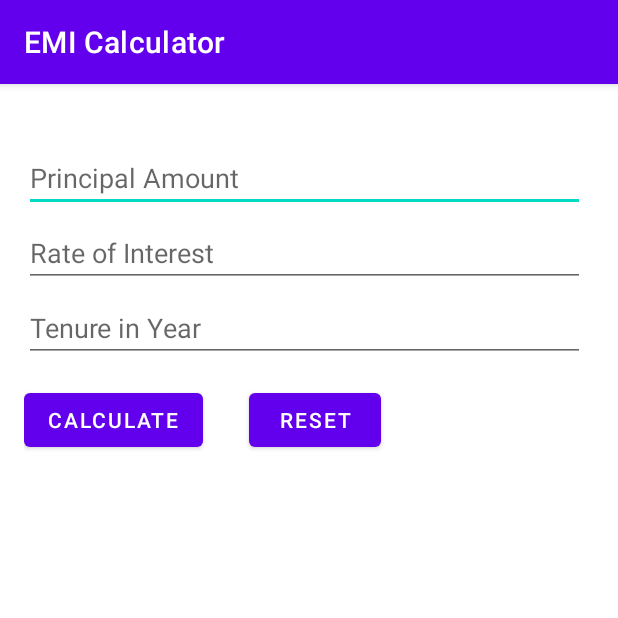
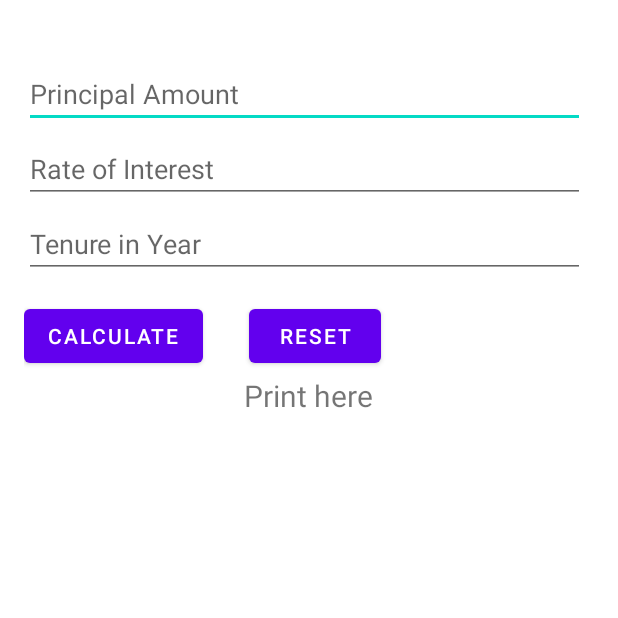
Before and after one commit to prabirbiswas/EMI-Calculator, an Android app: the screen it shows after launch (MainActivity), on a phone screen of 412 x 824 dp, the top half of it. Run offline under Robolectric (Android 15) with nearby library versions, the phone set to English and light mode, and no system bars.

Commit message:
Initial Code ready

```diff
--- a/app/src/main/java/com/example/emicalculator/MainActivity.java
+++ b/app/src/main/java/com/example/emicalculator/MainActivity.java
@@ -3,12 +3,55 @@ package com.example.emicalculator;
 import androidx.appcompat.app.AppCompatActivity;
 
 import android.os.Bundle;
+import android.view.View;
+import android.widget.Button;
+import android.widget.EditText;
+import android.widget.TextView;
 
 public class MainActivity extends AppCompatActivity {
+
+    EditText principal;
+    EditText interest;
+    EditText tenure;
+    Button cal;
+    Button reset;
+    TextView print;
 
     @Override
     protected void onCreate(Bundle savedInstanceState) {
         super.onCreate(savedInstanceState);
         setContentView(R.layout.activity_main);
+        getSupportActionBar().hide();
+
+        principal=(EditText) findViewById(R.id.principalText);
+        interest=(EditText) findViewById(R.id.interestText);
+        tenure=(EditText) findViewById(R.id.tenureText);
+        cal=(Button)findViewById(R.id.calculateButton);
+        reset=(Button) findViewById(R.id.resetButton);
+        print=(TextView) findViewById(R.id.print);
+
+        cal.setOnClickListener(new View.OnClickListener() {
+            @Override
+            public void onClick(View v) {
+                double princ=Double.parseDouble(principal.getText().toString());
+                double rate=Double.parseDouble(interest.getText().toString());
+                double time=Double.parseDouble(tenure.getText().toString());
+
+                rate=rate/(12*100);
+                time=time*12;
+
+                double emi= (princ * rate * (float)Math.pow(1+rate,time))/(float)(Math.pow(1+rate,time)-1);
+                print.setText(Double.toString(emi));
+            }
+        });
+
+        reset.setOnClickListener(new View.OnClickListener() {
+            @Override
+            public void onClick(View v) {
+                principal.setText("");
+                interest.setText("");
+                tenure.setText("");
+            }
+        });
     }
 }
--- a/app/src/main/res/layout/activity_main.xml
+++ b/app/src/main/res/layout/activity_main.xml
@@ -6,7 +6,7 @@
     android:paddingRight="16dp" >
 
     <EditText
-        android:id="@+id/editTextNumber"
+        android:id="@+id/principalText"
         android:layout_width="374dp"
         android:layout_height="wrap_content"
         android:layout_marginTop="40dp"
@@ -15,7 +15,7 @@
         android:hint="Principal Amount"/>
 
     <EditText
-        android:id="@+id/editTextNumber2"
+        android:id="@+id/interestText"
         android:layout_width="374dp"
         android:layout_height="wrap_content"
         android:ems="10"
@@ -24,7 +24,7 @@
         android:hint="Rate of Interest"/>
 
     <EditText
-        android:id="@+id/editTextNumber3"
+        android:id="@+id/tenureText"
         android:layout_width="374dp"
         android:layout_height="wrap_content"
         android:ems="10"
@@ -34,7 +34,7 @@
         />
 
     <Button
-        android:id="@+id/calculate"
+        android:id="@+id/calculateButton"
         android:layout_width="wrap_content"
         android:layout_height="wrap_content"
         android:layout_marginTop="200dp"
@@ -43,11 +43,19 @@
     <Button
         android:layout_width="wrap_content"
         android:layout_height="wrap_content"
-        android:id="@+id/reset"
+        android:id="@+id/resetButton"
         android:text="Reset"
         android:layout_marginTop="200dp"
         android:layout_marginLeft="150dp"
         />
-
+    <TextView
+        android:layout_width="wrap_content"
+        android:layout_height="wrap_content"
+        android:id="@+id/print"
+        android:layout_marginTop="250dp"
+        android:layout_centerHorizontal="true"
+        android:text="Print here"
+        android:textSize="20dp"
+        />
 
 </RelativeLayout>
```
